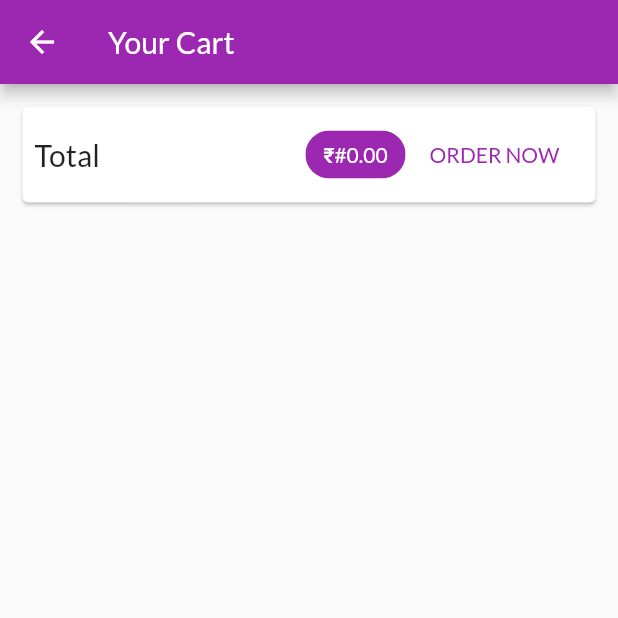
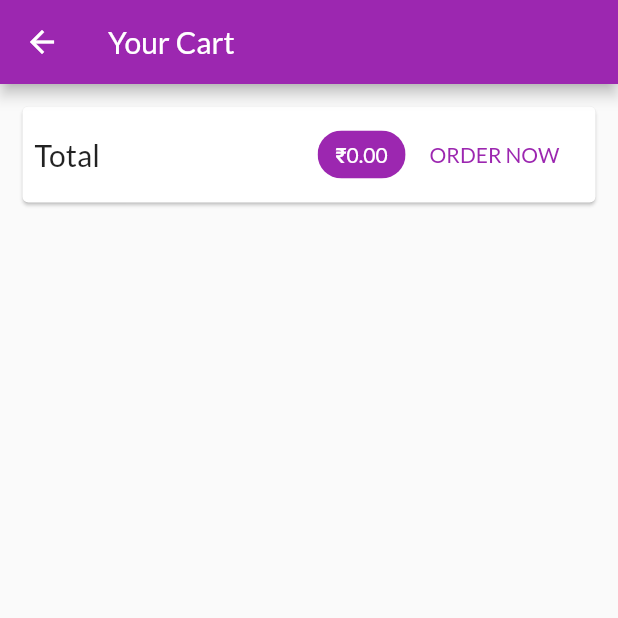
Before and after one commit to suraj14wadje/shopApp, a Flutter app: the CartScreen screen opened by its route, on a phone screen of 412 x 824 dp, the top half of it. Run offline on Flutter 3.47's test engine with Material 2 defaults, Android fonts, the phone set to English and light mode, and no system bars; our stand-ins replace shared_preferences; accounts and stored records are empty.

Commit message:
#1 change currency

```diff
--- a/lib/screens/cart_screen.dart
+++ b/lib/screens/cart_screen.dart
@@ -31,7 +31,7 @@ class CartScreen extends StatelessWidget {
                   Spacer(),
                   Chip(
                     label: Text(
-                      '\₹#${cart.totalAmount.toStringAsFixed(2)}',
+                      '\₹${cart.totalAmount.toStringAsFixed(2)}',
                       style: TextStyle(
                         color: Theme.of(context).primaryTextTheme.title.color,
                       ),
```
